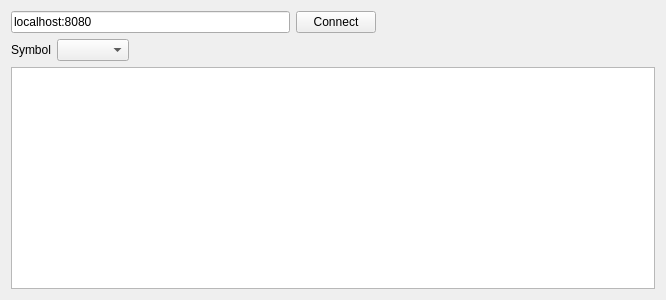
Before: the Qt Designer form sources/Frontend/MainWindow.ui in alimogh/trdk, drawn with Qt 5.
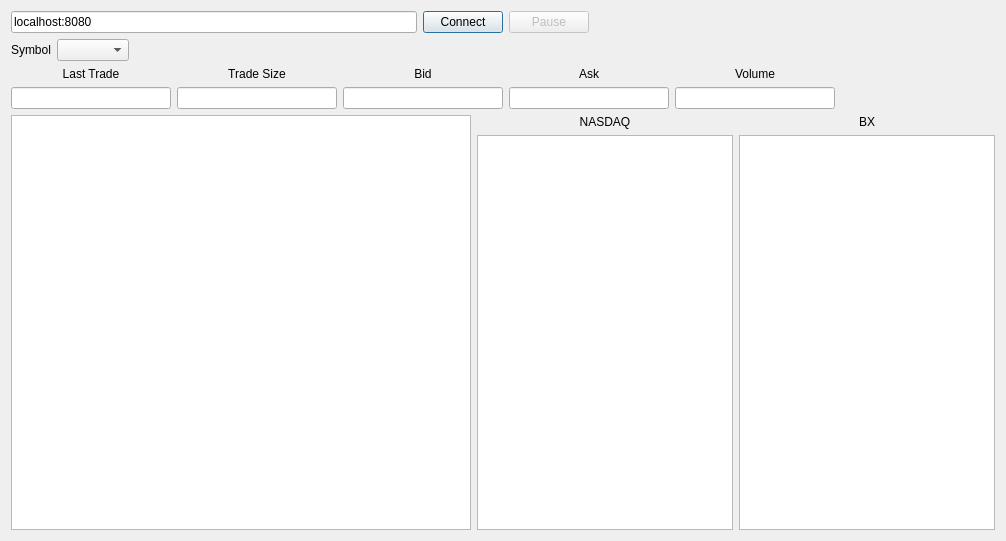
After: the same form once the commit is applied.

Commit message: Trades translation.

The edit to the form file:
```diff
--- a/sources/Frontend/MainWindow.ui
+++ b/sources/Frontend/MainWindow.ui
@@ -7,77 +7,230 @@
    <rect>
     <x>0</x>
     <y>0</y>
-    <width>666</width>
-    <height>300</height>
+    <width>1006</width>
+    <height>541</height>
    </rect>
   </property>
   <property name="windowTitle">
    <string>Trader Front end</string>
   </property>
   <widget class="QWidget" name="centralWidget">
-   <layout class="QVBoxLayout" name="verticalLayout_2">
+   <layout class="QVBoxLayout" name="verticalLayout">
     <item>
-     <layout class="QVBoxLayout" name="verticalLayout">
+     <layout class="QHBoxLayout" name="connectionLayout">
       <item>
-       <layout class="QHBoxLayout" name="connectionLayout">
+       <widget class="QLineEdit" name="serviceAddress">
+        <property name="text">
+         <string>localhost:8080</string>
+        </property>
+       </widget>
+      </item>
+      <item>
+       <widget class="QPushButton" name="connectButton">
+        <property name="text">
+         <string>Connect</string>
+        </property>
+        <property name="default">
+         <bool>true</bool>
+        </property>
+       </widget>
+      </item>
+      <item>
+       <widget class="QPushButton" name="pauseButton">
+        <property name="enabled">
+         <bool>false</bool>
+        </property>
+        <property name="text">
+         <string>Pause</string>
+        </property>
+        <property name="checkable">
+         <bool>true</bool>
+        </property>
+       </widget>
+      </item>
+      <item>
+       <spacer name="horizontalSpacer">
+        <property name="orientation">
+         <enum>Qt::Horizontal</enum>
+        </property>
+        <property name="sizeHint" stdset="0">
+         <size>
+          <width>40</width>
+          <height>20</height>
+         </size>
+        </property>
+       </spacer>
+      </item>
+     </layout>
+    </item>
+    <item>
+     <layout class="QHBoxLayout" name="symbolLayout">
+      <item>
+       <widget class="QLabel" name="label">
+        <property name="text">
+         <string>Symbol</string>
+        </property>
+       </widget>
+      </item>
+      <item>
+       <widget class="QComboBox" name="symbol"/>
+      </item>
+      <item>
+       <spacer name="symbolSpacer">
+        <property name="orientation">
+         <enum>Qt::Horizontal</enum>
+        </property>
+        <property name="sizeHint" stdset="0">
+         <size>
+          <width>40</width>
+          <height>20</height>
+         </size>
+        </property>
+       </spacer>
+      </item>
+     </layout>
+    </item>
+    <item>
+     <layout class="QHBoxLayout" name="level1CommonDataLayout">
+      <item>
+       <layout class="QVBoxLayout" name="lastTradePriceLayout">
         <item>
-         <widget class="QLineEdit" name="serviceAddress">
+         <widget class="QLabel" name="lastTradePriceLabel">
           <property name="text">
-           <string>localhost:8080</string>
+           <string>Last Trade</string>
           </property>
+          <property name="alignment">
+           <set>Qt::AlignCenter</set>
+          </property>
          </widget>
         </item>
         <item>
-         <widget class="QPushButton" name="connectButton">
+         <widget class="QLineEdit" name="lastTradePrice">
+          <property name="alignment">
+           <set>Qt::AlignCenter</set>
+          </property>
+          <property name="readOnly">
+           <bool>true</bool>
+          </property>
+         </widget>
+        </item>
+       </layout>
+      </item>
+      <item>
+       <layout class="QVBoxLayout" name="lastTradeQtyLayout">
+        <item>
+         <widget class="QLabel" name="lastTradeQtyLabel">
           <property name="text">
-           <string>Connect</string>
+           <string>Trade Size</string>
           </property>
+          <property name="alignment">
+           <set>Qt::AlignCenter</set>
+          </property>
          </widget>
         </item>
         <item>
-         <spacer name="horizontalSpacer">
-          <property name="orientation">
-           <enum>Qt::Horizontal</enum>
+         <widget class="QLineEdit" name="lastTradeQty">
+          <property name="alignment">
+           <set>Qt::AlignCenter</set>
           </property>
-          <property name="sizeHint" stdset="0">
-           <size>
-            <width>40</width>
-            <height>20</height>
-           </size>
+          <property name="readOnly">
+           <bool>true</bool>
           </property>
-         </spacer>
+         </widget>
         </item>
        </layout>
       </item>
       <item>
-       <layout class="QHBoxLayout" name="symbolLayout">
+       <layout class="QVBoxLayout" name="bestBidPriceLayout">
         <item>
-         <widget class="QLabel" name="label">
+         <widget class="QLabel" name="bestBidPriceLabel">
           <property name="text">
-           <string>Symbol</string>
+           <string>Bid</string>
           </property>
+          <property name="alignment">
+           <set>Qt::AlignCenter</set>
+          </property>
          </widget>
         </item>
         <item>
-         <widget class="QComboBox" name="symbol"/>
+         <widget class="QLineEdit" name="bestBidPrice">
+          <property name="alignment">
+           <set>Qt::AlignCenter</set>
+          </property>
+          <property name="readOnly">
+           <bool>true</bool>
+          </property>
+         </widget>
         </item>
+       </layout>
+      </item>
+      <item>
+       <layout class="QVBoxLayout" name="bestAskLayout">
         <item>
-         <spacer name="horizontalSpacer_2">
-          <property name="orientation">
-           <enum>Qt::Horizontal</enum>
+         <widget class="QLabel" name="bestAskPriceLabel">
+          <property name="text">
+           <string>Ask</string>
           </property>
-          <property name="sizeHint" stdset="0">
-           <size>
-            <width>40</width>
-            <height>20</height>
-           </size>
+          <property name="alignment">
+           <set>Qt::AlignCenter</set>
           </property>
-         </spacer>
+         </widget>
         </item>
+        <item>
+         <widget class="QLineEdit" name="bestAskPrice">
+          <property name="alignment">
+           <set>Qt::AlignCenter</set>
+          </property>
+          <property name="readOnly">
+           <bool>true</bool>
+          </property>
+         </widget>
+        </item>
        </layout>
       </item>
       <item>
-       <widget class="QTableView" name="firstUpdateHistory">
+       <layout class="QVBoxLayout" name="volumeTradedLayout">
+        <item>
+         <widget class="QLabel" name="volumeTradedLabel">
+          <property name="text">
+           <string>Volume</string>
+          </property>
+          <property name="alignment">
+           <set>Qt::AlignCenter</set>
+          </property>
+         </widget>
+        </item>
+        <item>
+         <widget class="QLineEdit" name="volumeTraded">
+          <property name="alignment">
+           <set>Qt::AlignCenter</set>
+          </property>
+          <property name="readOnly">
+           <bool>true</bool>
+          </property>
+         </widget>
+        </item>
+       </layout>
+      </item>
+      <item>
+       <spacer name="level1CommonDataSpacer">
+        <property name="orientation">
+         <enum>Qt::Horizontal</enum>
+        </property>
+        <property name="sizeHint" stdset="0">
+         <size>
+          <width>40</width>
+          <height>20</height>
+         </size>
+        </property>
+       </spacer>
+      </item>
+     </layout>
+    </item>
+    <item>
+     <layout class="QHBoxLayout" name="marketDataLayout">
+      <item>
+       <widget class="QTableView" name="currentBidAsk">
         <property name="autoScroll">
          <bool>false</bool>
         </property>
@@ -86,6 +239,52 @@
         </attribute>
        </widget>
       </item>
+      <item>
+       <layout class="QHBoxLayout" name="tradesLayout">
+        <item>
+         <layout class="QVBoxLayout" name="nasdaqTradesLayout">
+          <item>
+           <widget class="QLabel" name="nasdaqTradesLabel">
+            <property name="text">
+             <string>NASDAQ</string>
+            </property>
+            <property name="alignment">
+             <set>Qt::AlignCenter</set>
+            </property>
+           </widget>
+          </item>
+          <item>
+           <widget class="QTableView" name="nasdaqTrades">
+            <property name="autoScroll">
+             <bool>true</bool>
+            </property>
+           </widget>
+          </item>
+         </layout>
+        </item>
+        <item>
+         <layout class="QVBoxLayout" name="bxTradesLayout">
+          <item>
+           <widget class="QLabel" name="bxTradesLabel">
+            <property name="text">
+             <string>BX</string>
+            </property>
+            <property name="alignment">
+             <set>Qt::AlignCenter</set>
+            </property>
+           </widget>
+          </item>
+          <item>
+           <widget class="QTableView" name="bxTrades">
+            <property name="autoScroll">
+             <bool>true</bool>
+            </property>
+           </widget>
+          </item>
+         </layout>
+        </item>
+       </layout>
+      </item>
      </layout>
     </item>
    </layout>
```
The commit also changes 30 other files.
